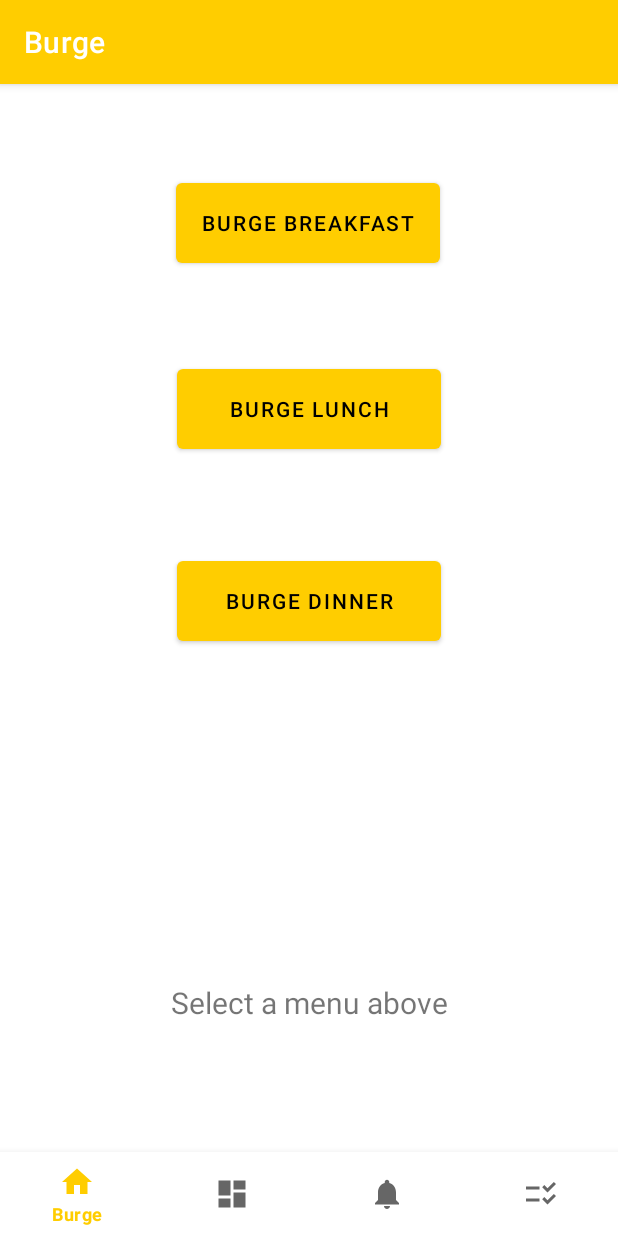
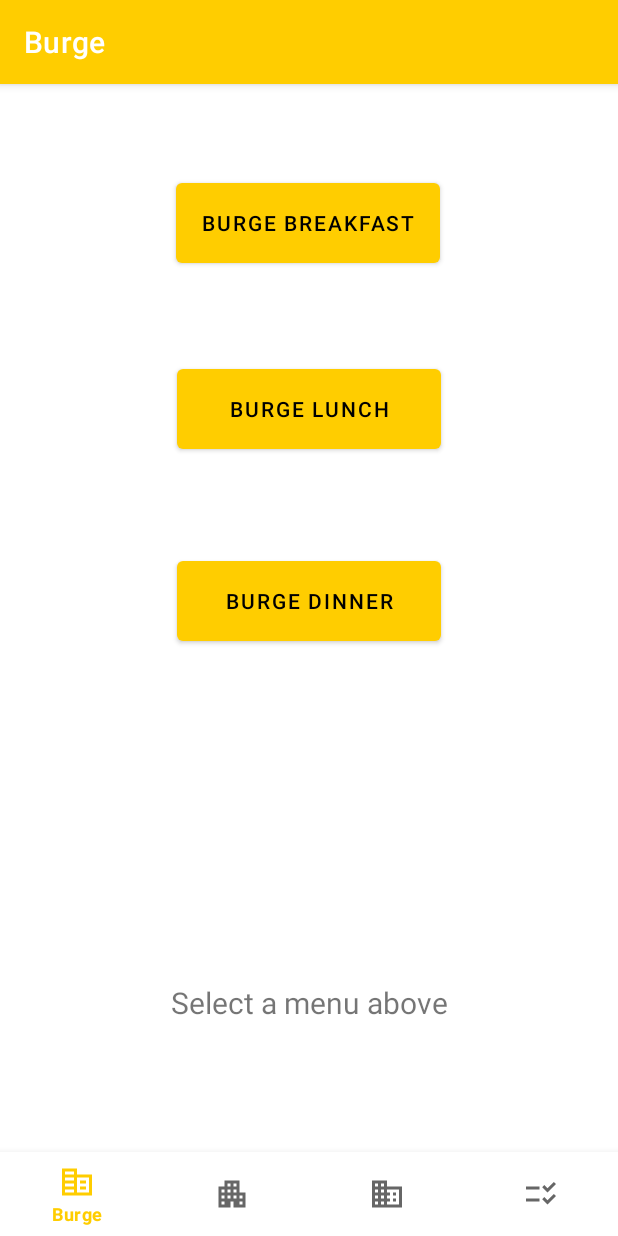
Before and after one commit to 84driffel/dining-app, an Android app: the screen it shows after launch (MainActivity), on a phone screen of 412 x 824 dp. Run offline under Robolectric (Android 15) with nearby library versions, the phone set to English and light mode, and no system bars; our stand-ins replace navigation-ui; 26 statements that could not run were skipped.

Commit message:
Adjusted nav menu icons

```diff
--- /dev/null
+++ b/app/src/main/res/drawable/ic_baseline_apartment_24.xml
@@ -0,0 +1,10 @@
+<vector xmlns:android="http://schemas.android.com/apk/res/android"
+    android:width="24dp"
+    android:height="24dp"
+    android:viewportWidth="24"
+    android:viewportHeight="24"
+    android:tint="?attr/colorControlNormal">
+  <path
+      android:fillColor="@android:color/white"
+      android:pathData="M17,11V3H7v4H3v14h8v-4h2v4h8V11H17zM7,19H5v-2h2V19zM7,15H5v-2h2V15zM7,11H5V9h2V11zM11,15H9v-2h2V15zM11,11H9V9h2V11zM11,7H9V5h2V7zM15,15h-2v-2h2V15zM15,11h-2V9h2V11zM15,7h-2V5h2V7zM19,19h-2v-2h2V19zM19,15h-2v-2h2V15z"/>
+</vector>
--- /dev/null
+++ b/app/src/main/res/drawable/ic_baseline_business_24.xml
@@ -0,0 +1,10 @@
+<vector xmlns:android="http://schemas.android.com/apk/res/android"
+    android:width="24dp"
+    android:height="24dp"
+    android:viewportWidth="24"
+    android:viewportHeight="24"
+    android:tint="?attr/colorControlNormal">
+  <path
+      android:fillColor="@android:color/white"
+      android:pathData="M12,7L12,3L2,3v18h20L22,7L12,7zM6,19L4,19v-2h2v2zM6,15L4,15v-2h2v2zM6,11L4,11L4,9h2v2zM6,7L4,7L4,5h2v2zM10,19L8,19v-2h2v2zM10,15L8,15v-2h2v2zM10,11L8,11L8,9h2v2zM10,7L8,7L8,5h2v2zM20,19h-8v-2h2v-2h-2v-2h2v-2h-2L12,9h8v10zM18,11h-2v2h2v-2zM18,15h-2v2h2v-2z"/>
+</vector>
--- /dev/null
+++ b/app/src/main/res/drawable/ic_baseline_corporate_fare_24.xml
@@ -0,0 +1,10 @@
+<vector xmlns:android="http://schemas.android.com/apk/res/android"
+    android:width="24dp"
+    android:height="24dp"
+    android:viewportWidth="24"
+    android:viewportHeight="24"
+    android:tint="?attr/colorControlNormal">
+  <path
+      android:fillColor="@android:color/white"
+      android:pathData="M12,7V3H2v18h20V7H12zM10,19H4v-2h6V19zM10,15H4v-2h6V15zM10,11H4V9h6V11zM10,7H4V5h6V7zM20,19h-8V9h8V19zM18,11h-4v2h4V11zM18,15h-4v2h4V15z"/>
+</vector>
--- a/app/src/main/res/menu/bottom_nav_menu.xml
+++ b/app/src/main/res/menu/bottom_nav_menu.xml
@@ -3,22 +3,22 @@
 
     <item
         android:id="@+id/navigation_home"
-        android:icon="@drawable/ic_home_black_24dp"
+        android:icon="@drawable/ic_baseline_corporate_fare_24"
         android:title="Burge" />
 
     <item
         android:id="@+id/navigation_dashboard"
-        android:icon="@drawable/ic_dashboard_black_24dp"
+        android:icon="@drawable/ic_baseline_apartment_24"
         android:title="Catlett" />
 
     <item
         android:id="@+id/navigation_notifications"
-        android:icon="@drawable/ic_notifications_black_24dp"
+        android:icon="@drawable/ic_baseline_business_24"
         android:title="Hillcrest" />
 
     <item
         android:id="@+id/navigation_custom"
         android:icon="@drawable/ic_baseline_checklist_rtl_24"
-        android:title="Hillcrest" />
+        android:title="Custom" />
 
 </menu>
```
